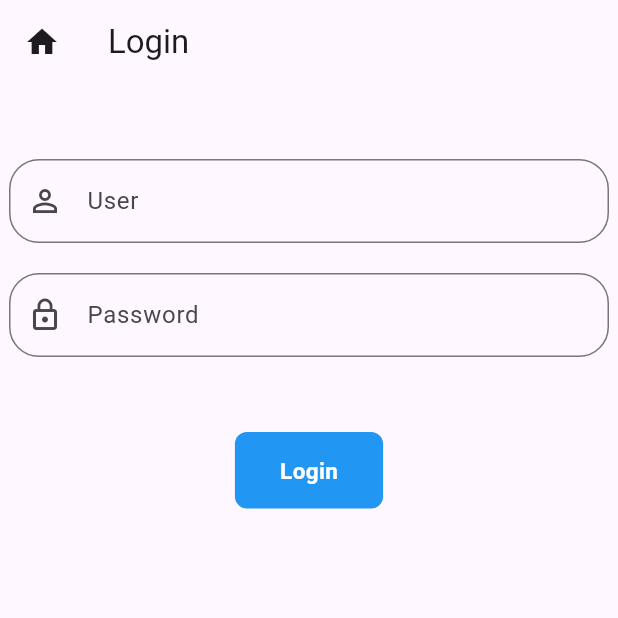
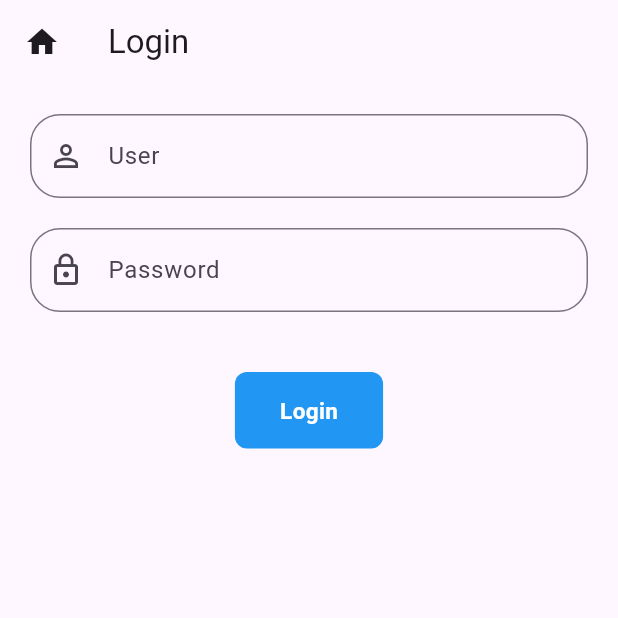
Before and after one commit to Alan-Allen/Flutter_Passwrod_Bloc, a Flutter app: the LoginPage screen opened by its route, after a tap on "Login", on a phone screen of 412 x 824 dp, the top half of it. Run offline on Flutter 3.47's test engine with Material 3 defaults, Android fonts, the phone set to English and light mode, and no system bars; our stand-ins replace bloc, flutter_bloc, go_router, sqflite; accounts and stored records are empty.

Commit message:
first commit

```diff
--- a/lib/page/LoginPage.dart
+++ b/lib/page/LoginPage.dart
@@ -25,11 +25,14 @@ class LoginPage extends StatelessWidget {
           },
         ),
       ),
-      body: Center(
+      body: Stack(
+        children: [
+          Padding(
+              padding: const EdgeInsets.all(20.0),
               child: Column(
                 children: [
-            const SizedBox(height: 50),
-            SizedBox(
+                  Center(
+                    child: SizedBox(
                       width: 400,
                       child: TextField(
                         controller: _userController,
@@ -44,8 +47,10 @@ class LoginPage extends StatelessWidget {
                         ),
                       ),
                     ),
+                  ),
                   const SizedBox(height: 20),
-            SizedBox(
+                  Center(
+                    child: SizedBox(
                       width: 400,
                       child: TextField(
                         controller: _passwordController,
@@ -60,12 +65,12 @@ class LoginPage extends StatelessWidget {
                         ),
                       ),
                     ),
-            const SizedBox(height: 50),
+                  ),
+                  const SizedBox(height: 40),
                   Center(
                     child: CustomButton(
                       onPressed: () {
                         print('Login button pressed');
-                  loginBloc.add(LoginEvent.login);
                       },
                       text: 'Login',
                       Colors: Colors.blue,
@@ -77,6 +82,8 @@ class LoginPage extends StatelessWidget {
                 ],
               ),
           ),
+        ],
+      ),
     );
   }
 }
```
Lines whose indentation alone changed are shown as unchanged.
